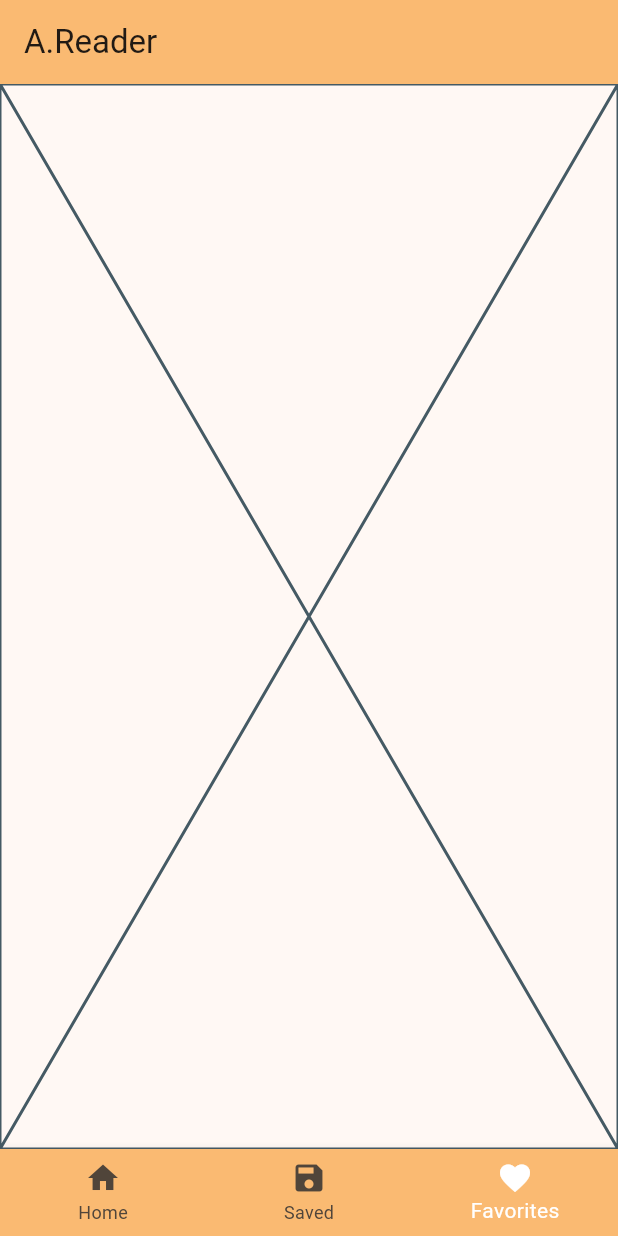
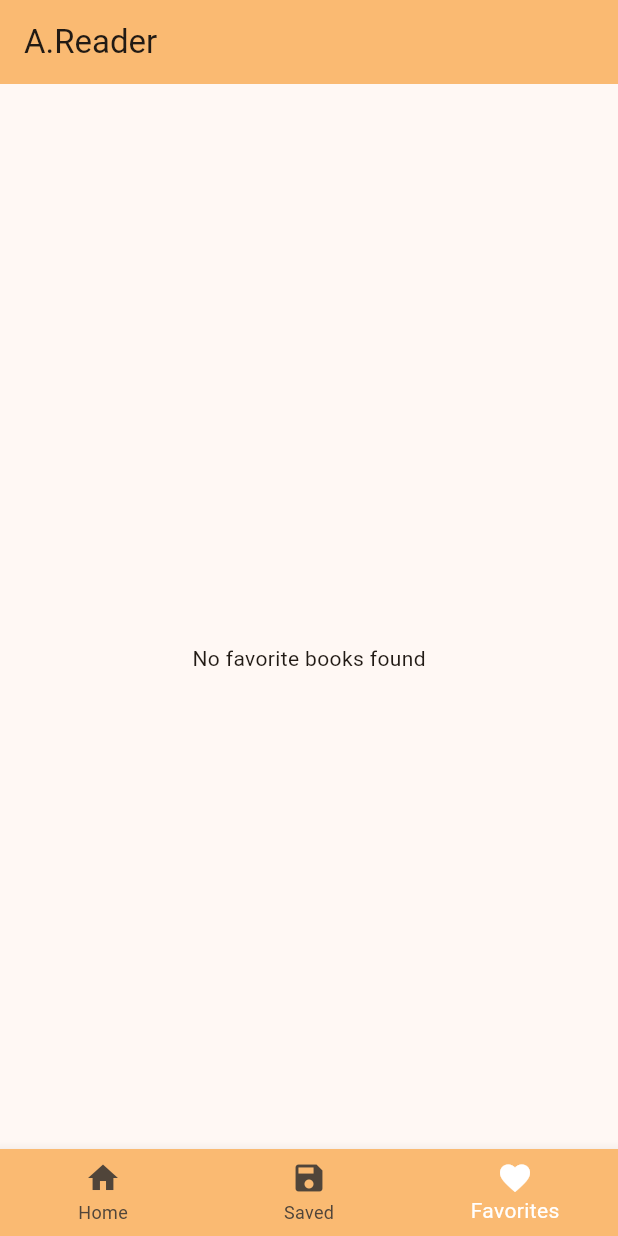
Before and after one commit to JaneGH/reader, a Flutter app: the screen it shows after launch, item 3 of the bottom bar chosen, on a phone screen of 412 x 824 dp. Run offline on Flutter 3.47's test engine with Material 3 defaults, Android fonts, the phone set to English and light mode, and no system bars; our stand-ins replace sqflite; accounts and stored records are empty.

Commit message:
added saving and fav

```diff
--- a/lib/network/network.dart
+++ b/lib/network/network.dart
@@ -1,7 +1,7 @@
 import 'dart:convert';
 
+import 'package:http/http.dart' as http;
 import 'package:reader/models/book.dart';
-import 'package:http/http.dart' as http;
 
 class Network {
   //api endpoint
--- a/lib/pages/favorites_screen.dart
+++ b/lib/pages/favorites_screen.dart
@@ -1,4 +1,6 @@
 import 'package:flutter/material.dart';
+import 'package:reader/db/database_helper.dart';
+import 'package:reader/models/book.dart';
 
 class FavoritesScreen extends StatefulWidget {
   const FavoritesScreen({super.key});
@@ -10,6 +12,45 @@ class FavoritesScreen extends StatefulWidget {
 class _FavoritesScreenState extends State<FavoritesScreen> {
   @override
   Widget build(BuildContext context) {
-    return const Placeholder();
+    return Scaffold(
+      appBar: AppBar(),
+      body: FutureBuilder(
+          future: DatabaseHelper.instance.getFavorites(),
+          builder: (context, snapshot) {
+            // print("OGj:: ${snapshot.data?.first}");
+            if (snapshot.connectionState == ConnectionState.waiting) {
+              return const Center(
+                child: CircularProgressIndicator(),
+              );
+            } else if (snapshot.hasError) {
+              return Center(
+                child: Text('Error: ${snapshot.error}'),
+              );
+            } else if (snapshot.hasData && snapshot.data!.isNotEmpty) {
+              List<Book> favBooks = snapshot.data!;
+
+              return ListView.builder(
+                  itemCount: favBooks.length,
+                  itemBuilder: (context, index) {
+                    Book book = favBooks[index];
+                    return Card(
+                      child: ListTile(
+                        leading: Image.network(
+                          book.imageLinks['thumbnail'] ?? '',
+                          fit: BoxFit.cover,
+                        ),
+                        title: Text(book.title),
+                        subtitle: Text(book.authors.join(', ')),
+                        trailing: const Icon(Icons.favorite, color: Colors.red),
+                      ),
+                    );
+                  });
+            } else {
+              return const Center(
+                child: Text('No favorite books found'),
+              );
+            }
+          }),
+    );
   }
 }
```
Also changed, not shown: lib/db/database_helper.dart (added, +83 -0 lines), lib/pages/books_details.dart (+12 -11 lines), lib/pages/saved_screen.dart (+65 -1 lines), pubspec.yaml (+2 -6 lines), pubspec.lock, 7 other files.
